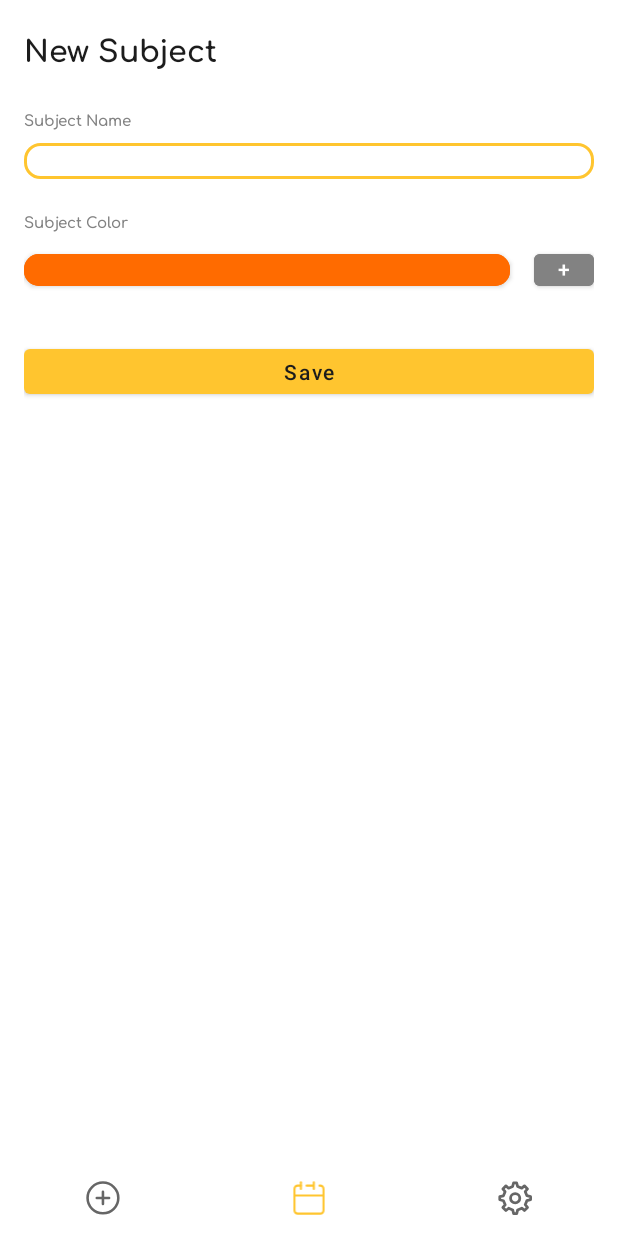
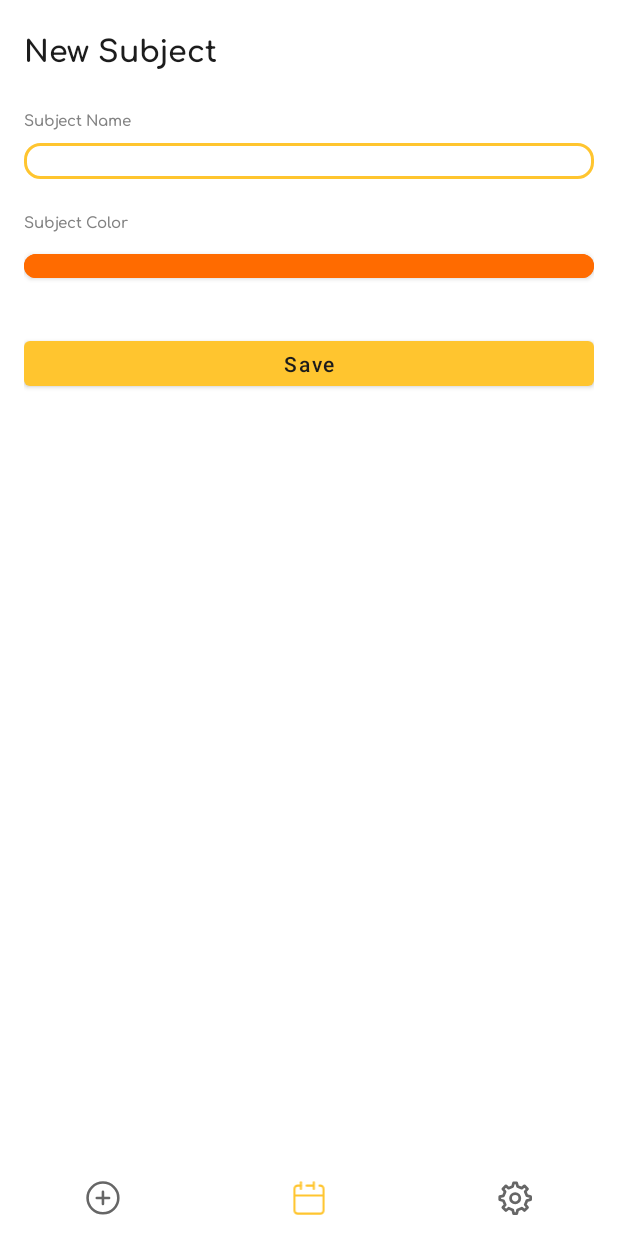
Before and after one commit to dfontalv20/UniTasker, an Android app: the fragment NewSubjectFragment placed in its activity, on a phone screen of 412 x 824 dp. Run offline under Robolectric (Android 15) with nearby library versions, the phone set to English and light mode, and no system bars.

Commit message:
refactor: time icon name

```diff
--- a/app/src/main/res/layout/availability_form.xml
+++ b/app/src/main/res/layout/availability_form.xml
@@ -123,7 +123,7 @@
             android:paddingRight="10dp"
             android:text="06:00 PM - 09:00 PM"
             android:textSize="12sp"
-            app:drawableEndCompat="@drawable/time"
+            app:drawableEndCompat="@drawable/ic_time"
             app:layout_constraintBottom_toBottomOf="parent"
             app:layout_constraintEnd_toEndOf="parent"
             app:layout_constraintHorizontal_bias="0.197"
@@ -288,7 +288,7 @@
                 android:paddingStart="10dp"
                 android:paddingRight="10dp"
                 android:textSize="12sp"
-                app:drawableEndCompat="@drawable/time"
+                app:drawableEndCompat="@drawable/ic_time"
                 app:layout_constraintBottom_toBottomOf="parent"
                 app:layout_constraintEnd_toEndOf="parent"
                 app:layout_constraintHorizontal_bias="0.197"
@@ -345,7 +345,7 @@
         android:paddingRight="10dp"
         android:text="08:00 AM - 10:00 AM"
         android:textSize="12sp"
-        app:drawableEndCompat="@drawable/time"
+        app:drawableEndCompat="@drawable/ic_time"
         app:layout_constraintBottom_toBottomOf="parent"
         app:layout_constraintEnd_toEndOf="parent"
         app:layout_constraintHorizontal_bias="0.197"
--- a/app/src/main/res/layout/subject_form.xml
+++ b/app/src/main/res/layout/subject_form.xml
@@ -54,30 +54,13 @@
             android:layout_marginBottom="8dp"
             android:text="Subject Color" />
 
-        <LinearLayout
+        <Button
             android:layout_width="match_parent"
-            android:layout_height="wrap_content"
             android:layout_marginBottom="30dp"
-            android:orientation="horizontal">
-
-            <Button
-                android:layout_width="match_parent"
-                android:layout_height="33dp"
-                android:layout_weight="1"
-                android:backgroundTint="@color/orange"
-                android:paddingTop="0dp"
-                app:cornerRadius="10dp" />
-
-            <Button
-                android:id="@+id/button10"
-                android:layout_width="40dp"
-                android:layout_height="33dp"
-                android:layout_marginStart="16dp"
-                android:backgroundTint="@color/gray"
-                android:paddingTop="0dp"
-                android:text="+" />
-
-        </LinearLayout>
+            android:layout_height="28dp"
+            app:cornerRadius="10dp"
+            android:gravity="center_horizontal|top"
+            android:backgroundTint="@color/orange" />
 
         <Button
             android:id="@+id/button12"
--- a/app/src/main/res/layout/task_card.xml
+++ b/app/src/main/res/layout/task_card.xml
@@ -62,7 +62,7 @@
                     android:layout_height="match_parent"
                     android:layout_marginRight="4dp"
                     android:layout_weight="1"
-                    card_view:srcCompat="@drawable/time"
+                    card_view:srcCompat="@drawable/ic_time"
                     card_view:tint="#FE0A0A" />
 
                 <TextView
--- a/app/src/main/res/layout/task_form.xml
+++ b/app/src/main/res/layout/task_form.xml
@@ -65,7 +65,7 @@
         android:paddingStart="10dp"
         android:paddingRight="10dp"
         android:textSize="12sp"
-        app:drawableEndCompat="@drawable/time"
+        app:drawableEndCompat="@drawable/ic_time"
         app:layout_constraintBottom_toBottomOf="parent"
         app:layout_constraintEnd_toEndOf="parent"
         app:layout_constraintHorizontal_bias="0.625"
@@ -105,7 +105,7 @@
         android:paddingStart="10dp"
         android:paddingRight="10dp"
         android:textSize="12sp"
-        app:drawableEndCompat="@drawable/time"
+        app:drawableEndCompat="@drawable/ic_time"
         app:layout_constraintBottom_toBottomOf="parent"
         app:layout_constraintEnd_toEndOf="parent"
         app:layout_constraintHorizontal_bias="0.531"
```
Also changed, not shown: app/src/main/res/drawable/ic_time.xml (renamed from app/src/main/res/drawable/time.xml).
